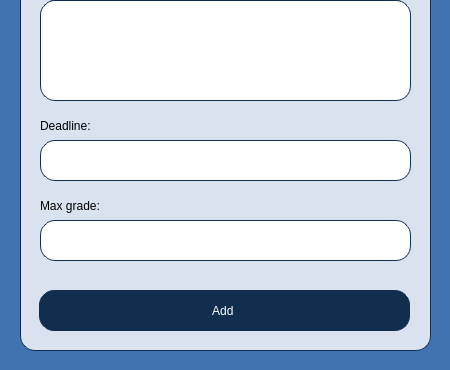
The window that Planner/agendaadding.ui (BeliaViktoria/Planner) describes before a commit, drawn with Qt 5; both pictures show x 0 to 450 and y 230 to 600 of the 450 by 600 pixel window.
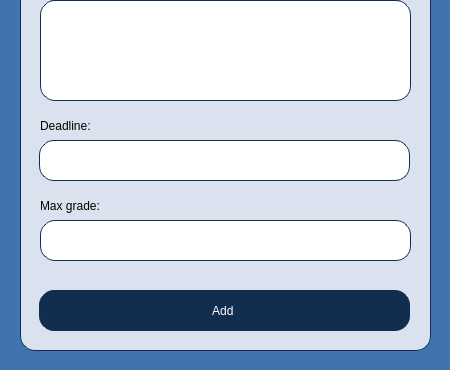
The same window after the commit.

Commit message: Calendar window and clock window

Patch:
```diff
--- a/Planner/agendaadding.ui
+++ b/Planner/agendaadding.ui
@@ -22,28 +22,6 @@
   <property name="styleSheet">
    <string notr="true">background-color:rgb(64, 115, 175);</string>
   </property>
-  <widget class="QLineEdit" name="lineEdit_Deadline">
-   <property name="geometry">
-    <rect>
-     <x>40</x>
-     <y>370</y>
-     <width>371</width>
-     <height>41</height>
-    </rect>
-   </property>
-   <property name="styleSheet">
-    <string notr="true">background-color:rgb(255, 255, 255);
-border-radius:15px;
-border-style: solid;
-border-width: 1px;
-border-color: rgb(18, 46, 79);
-font: 14pt &quot;Gentium Book Basic&quot;;
-color:black;</string>
-   </property>
-   <property name="text">
-    <string/>
-   </property>
-  </widget>
   <widget class="QLabel" name="label_Name">
    <property name="geometry">
     <rect>
@@ -252,6 +230,28 @@
     <string/>
    </property>
   </widget>
+  <widget class="QPushButton" name="pushButton_Deadline">
+   <property name="geometry">
+    <rect>
+     <x>39</x>
+     <y>370</y>
+     <width>371</width>
+     <height>41</height>
+    </rect>
+   </property>
+   <property name="styleSheet">
+    <string notr="true">background-color:rgb(255, 255, 255);
+border-radius:15px;
+border-style: solid;
+border-width: 1px;
+border-color: rgb(18, 46, 79);
+font: 14pt &quot;Gentium Book Basic&quot;;
+color:black;</string>
+   </property>
+   <property name="text">
+    <string/>
+   </property>
+  </widget>
   <zorder>widget_AddingTask</zorder>
   <zorder>label_Name</zorder>
   <zorder>label_AddingTask</zorder>
@@ -260,8 +260,8 @@
   <zorder>label_Subject</zorder>
   <zorder>label_Deadline</zorder>
   <zorder>lineEdit_Subject</zorder>
-  <zorder>lineEdit_Deadline</zorder>
   <zorder>lineEdit_MaxGrade</zorder>
+  <zorder>pushButton_Deadline</zorder>
  </widget>
  <resources/>
  <connections/>
```
The commit also changes 6 other files.
